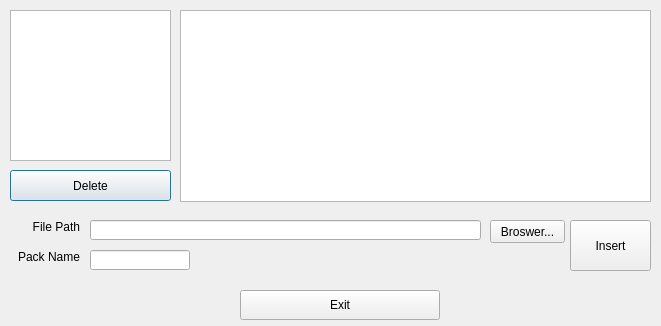
Above: QT_UI/PatternSetup.ui from CODEJIN/HNet_on_Tensorflow before the change. Below: the same form after it.
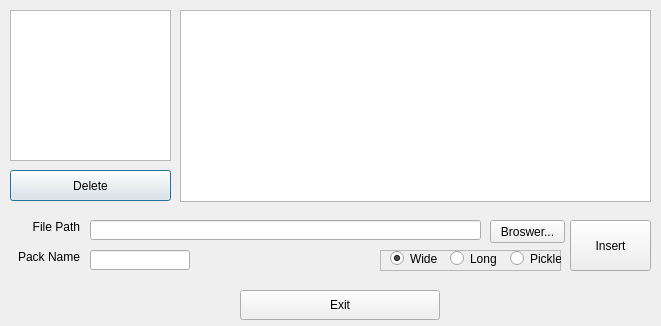
That is the form after the change.

The edit to the form file:
```diff
--- a/QT_UI/PatternSetup.ui
+++ b/QT_UI/PatternSetup.ui
@@ -147,6 +147,64 @@
 &lt;p style=&quot;-qt-paragraph-type:empty; margin-top:0px; margin-bottom:0px; margin-left:0px; margin-right:0px; -qt-block-indent:0; text-indent:0px;&quot;&gt;&lt;br /&gt;&lt;/p&gt;&lt;/body&gt;&lt;/html&gt;</string>
    </property>
   </widget>
+  <widget class="QFrame" name="frame_3">
+   <property name="geometry">
+    <rect>
+     <x>380</x>
+     <y>250</y>
+     <width>181</width>
+     <height>21</height>
+    </rect>
+   </property>
+   <property name="frameShape">
+    <enum>QFrame::StyledPanel</enum>
+   </property>
+   <property name="frameShadow">
+    <enum>QFrame::Raised</enum>
+   </property>
+   <widget class="QRadioButton" name="fileTypeWide_RadioButton">
+    <property name="geometry">
+     <rect>
+      <x>10</x>
+      <y>0</y>
+      <width>51</width>
+      <height>17</height>
+     </rect>
+    </property>
+    <property name="text">
+     <string>Wide</string>
+    </property>
+    <property name="checked">
+     <bool>true</bool>
+    </property>
+   </widget>
+   <widget class="QRadioButton" name="fileTypeLong_RadioButton">
+    <property name="geometry">
+     <rect>
+      <x>70</x>
+      <y>0</y>
+      <width>51</width>
+      <height>17</height>
+     </rect>
+    </property>
+    <property name="text">
+     <string>Long</string>
+    </property>
+   </widget>
+   <widget class="QRadioButton" name="fileTypePickle_RadioButton">
+    <property name="geometry">
+     <rect>
+      <x>130</x>
+      <y>0</y>
+      <width>51</width>
+      <height>17</height>
+     </rect>
+    </property>
+    <property name="text">
+     <string>Pickle</string>
+    </property>
+   </widget>
+  </widget>
  </widget>
  <resources/>
  <connections/>
```
